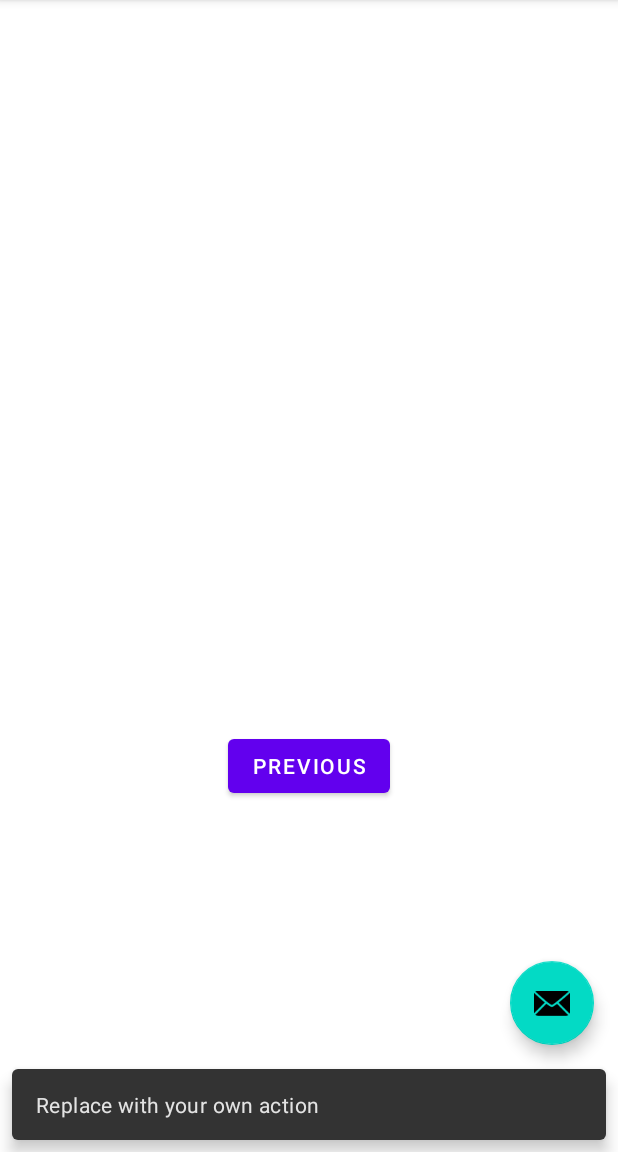
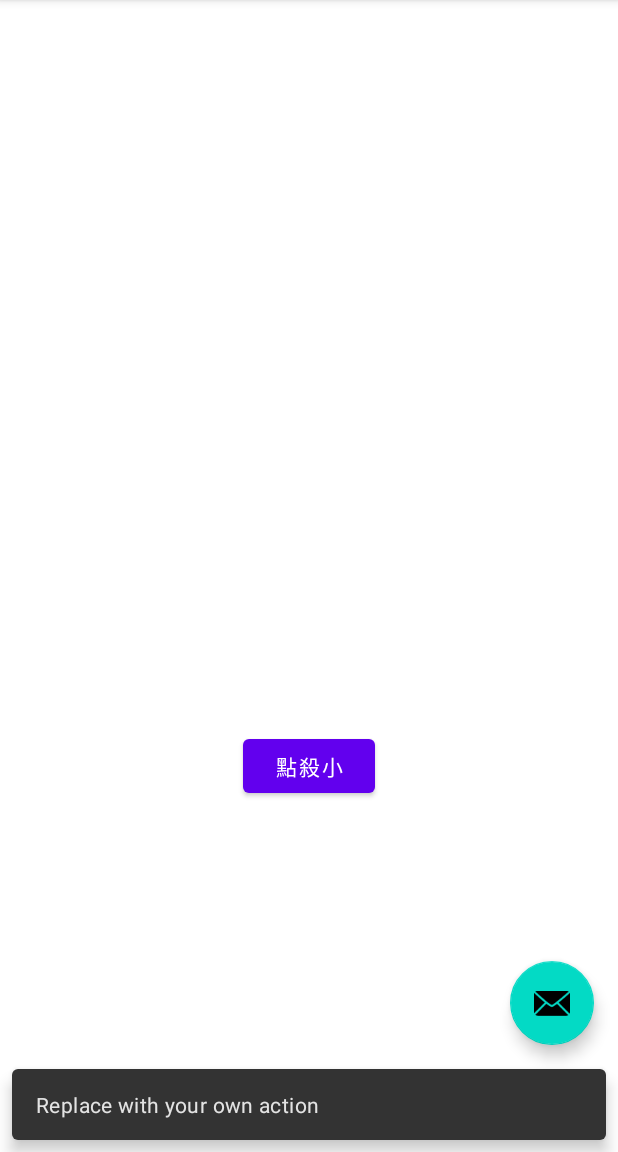
Before and after one commit to Gary827/git-practice, an Android app: the SecondFragment screen opened through its navigation route, after a tap on an icon or button, on a phone screen of 412 x 824 dp, the part 84-1236 px from its top. Run offline under Robolectric (Android 15) with nearby library versions, the phone set to English and light mode, and no system bars.

Commit message:
按鈕內容修改
button

```diff
--- a/app/src/main/res/layout/fragment_second.xml
+++ b/app/src/main/res/layout/fragment_second.xml
@@ -19,7 +19,7 @@
         android:id="@+id/button_second"
         android:layout_width="wrap_content"
         android:layout_height="wrap_content"
-        android:text="@string/previous"
+        android:text="點殺小"
         app:layout_constraintBottom_toBottomOf="parent"
         app:layout_constraintEnd_toEndOf="parent"
         app:layout_constraintStart_toStartOf="parent"
```
